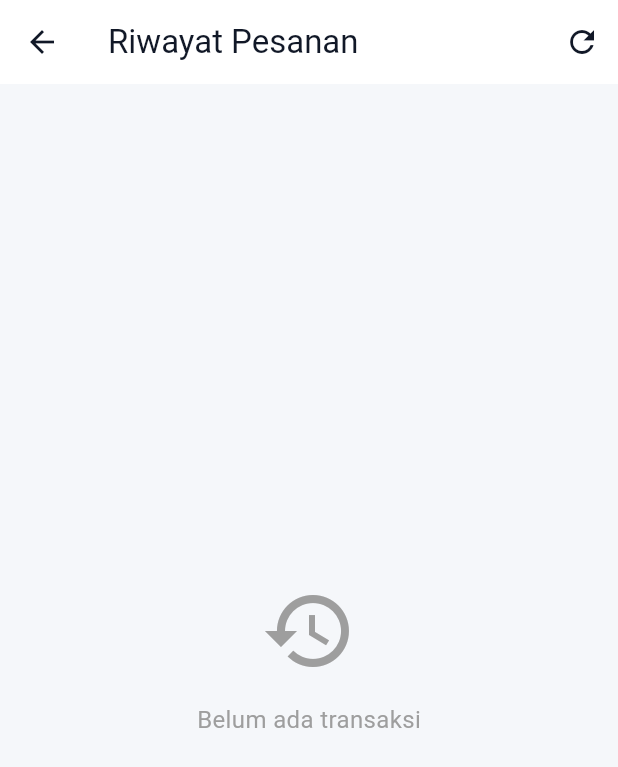
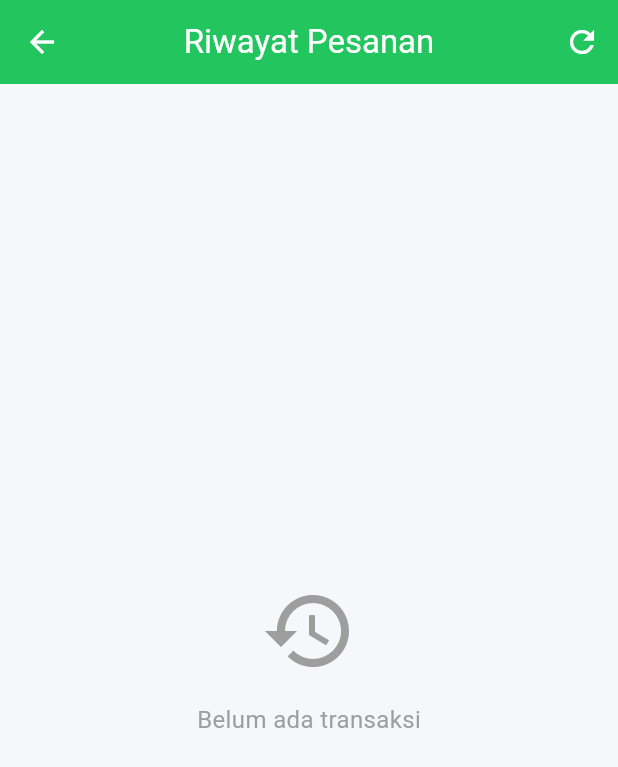
Before and after one commit to nathnia/SENKUKO, a Flutter app: the HistoryPage screen opened by its route, on a phone screen of 412 x 824 dp. Shown: the top 767 px of the screen. Run offline on Flutter 3.47's test engine with Material 3 defaults, Android fonts, the phone set to English and light mode, and no system bars; our stand-ins replace get, get_storage; accounts and stored records are empty; network calls fail.

Commit message:
design history

```diff
--- a/lib/features/auth/pages/user/history/views/history_page.dart
+++ b/lib/features/auth/pages/user/history/views/history_page.dart
@@ -1,5 +1,6 @@
 import 'package:flutter/material.dart';
 import 'package:get/get.dart';
+import 'package:senkuko/core/app_colors.dart';
 import 'package:senkuko/features/auth/pages/user/history/controller/history_controller.dart';
 
 class HistoryPage extends StatelessWidget {
@@ -80,6 +81,10 @@ class HistoryPage extends StatelessWidget {
     return Scaffold(
       appBar: AppBar(
         title: const Text("Riwayat Pesanan"),
+        centerTitle: true,
+        backgroundColor: AppColors.primary,
+        foregroundColor: Colors.white,
+        elevation: 0,
         actions: [
           IconButton(
             onPressed: controller.refreshHistory,
```
